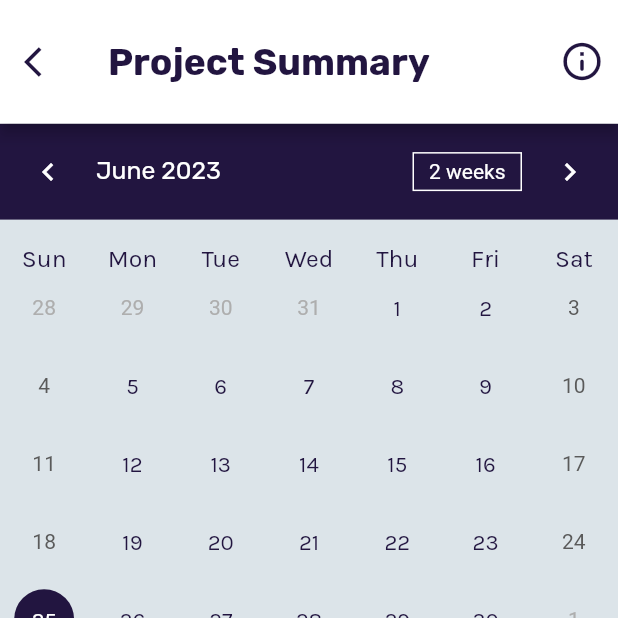
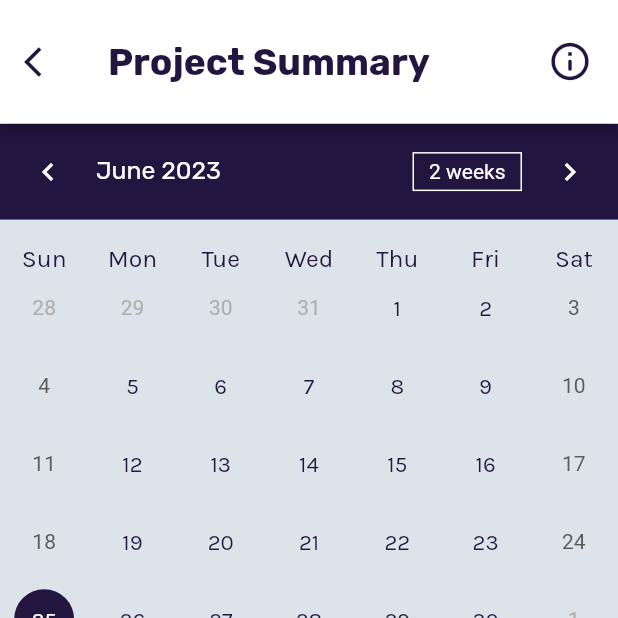
Before and after one commit to jonsonkurt/Quality-Control-Tracker, a Flutter app: the ProjectSummaryPage screen opened directly with empty values, on a phone screen of 412 x 824 dp, the top half of it. Run offline on Flutter 3.47's test engine with Material 2 defaults, Android fonts, the phone set to English and light mode, and no system bars; drawn by our look-alikes of table_calendar; our stand-ins replace device_info_plus, dropdown_search, firebase_auth, firebase_core, firebase_database, firebase_messaging and 7 more; missing offline and left inert: encrypt, textfield_datepicker; accounts and stored records are empty.

Commit message:
moved the information icon to the left

```diff
--- a/lib/view/admin/admin_project_summary.dart
+++ b/lib/view/admin/admin_project_summary.dart
@@ -80,7 +80,9 @@ class _ProjectSummaryPageState extends State<ProjectSummaryPage> {
             ),
           ),
           actions: <Widget>[
-            IconButton(
+            Padding(
+              padding: const EdgeInsets.only(right: 8.0),
+              child: IconButton(
                 onPressed: () {
                   Navigator.push(
                     context,
@@ -95,6 +97,7 @@ class _ProjectSummaryPageState extends State<ProjectSummaryPage> {
                   Icons.info_outline_rounded,
                   color: Color(0xFF221540),
                   size: 30,
+                ),
               ),
             ),
           ],
```
Lines whose indentation alone changed are shown as unchanged.
